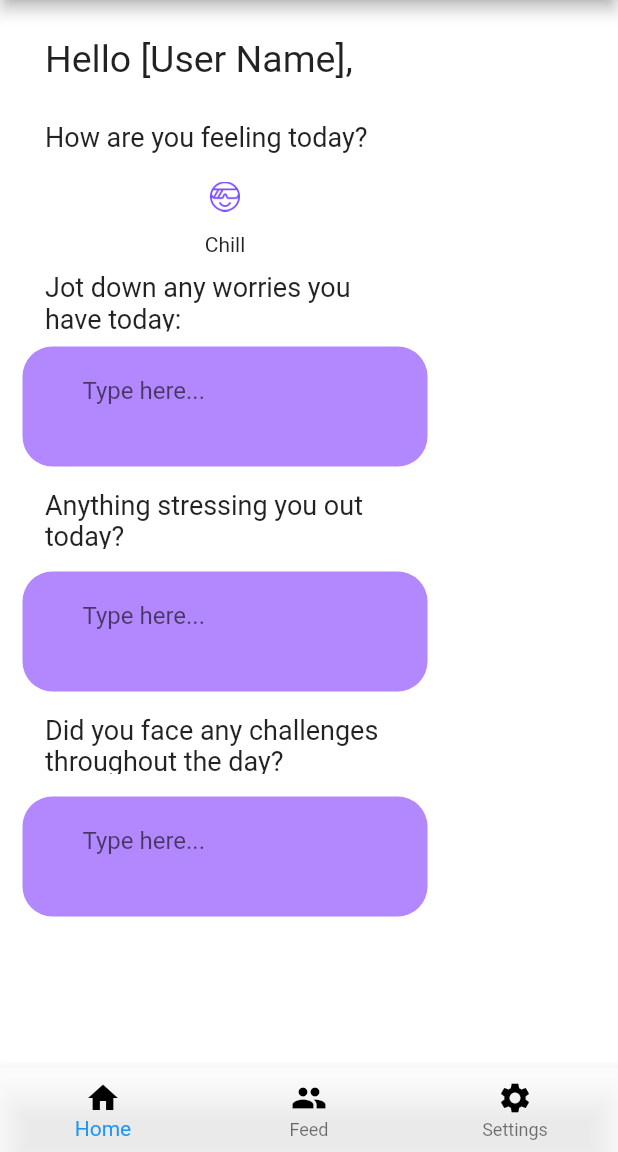
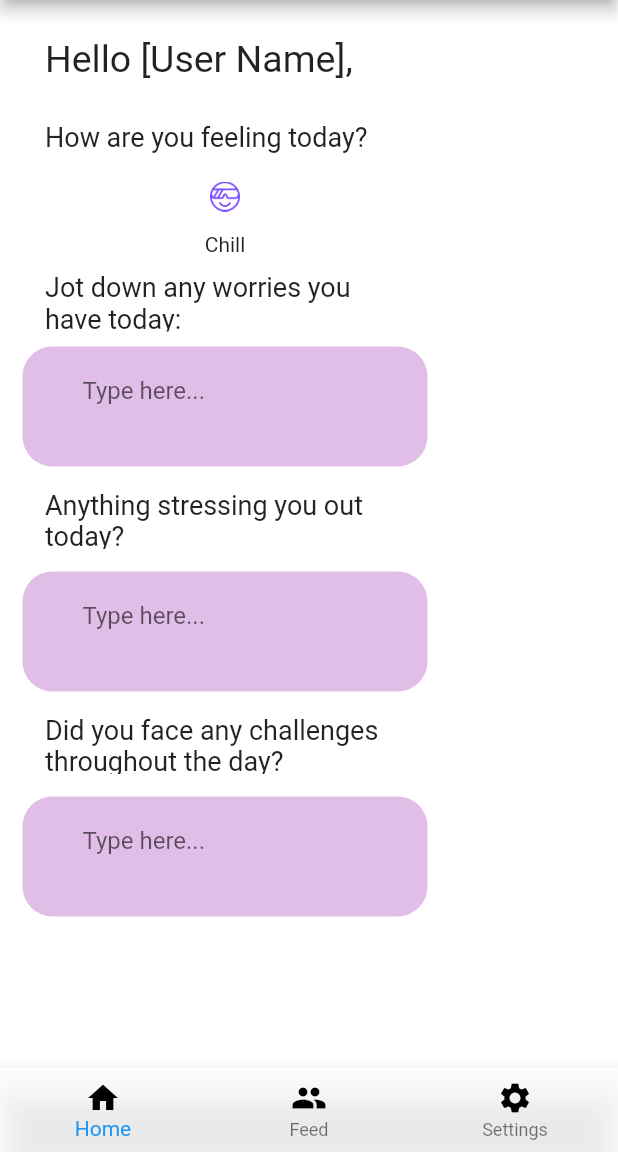
Before and after one commit to rmurudkar/Hack-Violet-Hackathon, a Flutter app: the screen it shows after launch, on a phone screen of 412 x 824 dp, the part 84-1236 px from its top. Run offline on Flutter 3.47's test engine with Material 2 defaults, Android fonts, the light colour scheme and no system bars.

Commit message:
textbox lighter purple

```diff
--- a/lilac/lib/main.dart
+++ b/lilac/lib/main.dart
@@ -169,7 +169,7 @@ class _WorriesInputState extends State<WorriesInput> {
       height: 80,
       width: 270,
       decoration: new BoxDecoration(
-        color: Colors.deepPurpleAccent[100],
+        color: Colors.purple[100],
         borderRadius: new BorderRadius.only(
           topLeft: const Radius.circular(20.0),
           topRight: const Radius.circular(20.0),
@@ -200,7 +200,7 @@ class _StressInputState extends State<StressInput> {
       height: 80,
       width: 270,
       decoration: new BoxDecoration(
-        color: Colors.deepPurpleAccent[100],
+        color: Colors.purple[100],
         borderRadius: new BorderRadius.only(
           topLeft: const Radius.circular(20.0),
           topRight: const Radius.circular(20.0),
@@ -231,7 +231,7 @@ class _ChallengeInputState extends State<ChallengeInput> {
       height: 80,
       width: 270,
       decoration: new BoxDecoration(
-        color: Colors.deepPurpleAccent[100],
+        color: Colors.purple[100],
         borderRadius: new BorderRadius.only(
           topLeft: const Radius.circular(20.0),
           topRight: const Radius.circular(20.0),
```
